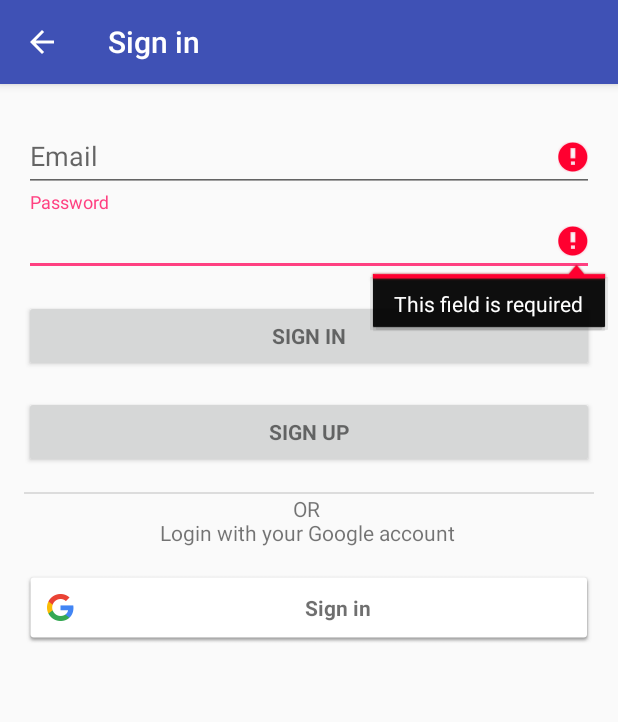
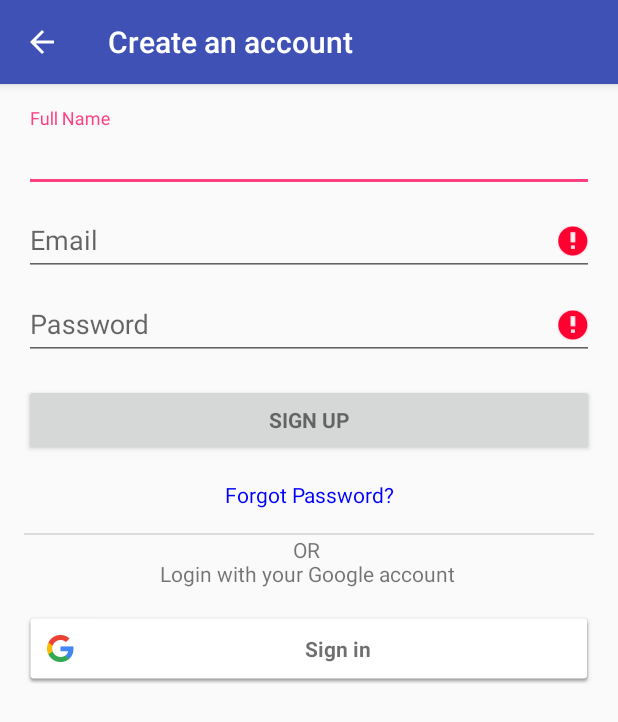
Before and after one commit to qasimdm/aaamobile, an Android app: the LoginActivity screen opened directly, with no data from a screen before it, after a tap on "SIGN UP", on a phone screen of 412 x 824 dp. Shown: the top 722 px of the screen. Run offline under Robolectric (Android 15) with nearby library versions, the phone set to English and light mode, and no system bars; our stand-ins replace Firebase (no records; nobody signed in at launch, a user with empty details on screens opened directly); 1 other tap on this screen came first.

Commit message:
forgot password, Orders for admin

```diff
--- a/app/build.gradle
+++ b/app/build.gradle
@@ -24,6 +24,7 @@ dependencies {
     testCompile 'junit:junit:4.12'
     // FirebaseUI Database only
     // FirebaseUI Auth only
+    //compile 'com.google.android.gms:play-services-wallet:9.8.0'
     compile 'com.android.support:appcompat-v7:25.0.0'
     compile 'com.android.support:design:25.0.0'
     compile 'com.android.support:support-v4:25.0.0'
@@ -34,7 +35,6 @@ dependencies {
     compile 'com.firebaseui:firebase-ui-auth:0.6.2'
     compile 'com.stripe:stripe-android:+'
     compile 'io.card:android-sdk:5.4.2'
-    //compile 'com.google.android.gms:play-services-wallet:9.8.0'
     compile 'com.paypal.sdk:paypal-android-sdk:2.15.1'
 }
 
@@ -43,4 +43,6 @@ dependencies {
 
 
 
+
+
 apply plugin: 'com.google.gms.google-services'
--- a/app/src/main/java/app15/aaamobile/model/User.java
+++ b/app/src/main/java/app15/aaamobile/model/User.java
@@ -57,4 +57,7 @@ public class User {
     public boolean isAdmin() {
         return isAdmin;
     }
+    public void setAdmin(boolean admin) {
+        isAdmin = admin;
+    }
 }
--- a/app/src/main/java/app15/aaamobile/view/LoginActivity.java
+++ b/app/src/main/java/app15/aaamobile/view/LoginActivity.java
@@ -8,6 +8,9 @@ import android.animation.AnimatorListenerAdapter;
 import android.annotation.TargetApi;
 import android.content.Intent;
 import android.support.annotation.NonNull;
+import android.support.v4.app.DialogFragment;
+import android.support.v4.app.FragmentManager;
+import android.support.v7.app.ActionBar;
 import android.support.v7.app.AppCompatActivity;
 import android.os.AsyncTask;
 import android.os.Build;
@@ -50,16 +53,19 @@ public class LoginActivity extends AppCompatActivity implements GoogleApiClient.
 
     // UI references.
     private AutoCompleteTextView mEmailView;
-    private EditText mPasswordView;
+    private EditText mFullName, mPasswordView;
     private View mProgressView;
     private View mLoginFormView;
     private Button mEmailSignInButton, mSignUpButton;
+    private TextView mForgotPassword;
 
     private GoogleApiClient mGoogleApiClient;
     // Firebase instance variables
     private FirebaseAuth mFirebaseAuth;
     //Database handler
     private DatabaseController databaseController;
+    private boolean signUpClicked = false;
+    private FragmentManager fragmentManager;
 
 
     @Override
@@ -68,11 +74,15 @@ public class LoginActivity extends AppCompatActivity implements GoogleApiClient.
         setContentView(R.layout.activity_login);
         setupActionBar();
 
+        fragmentManager = getSupportFragmentManager();
         //getting UI references
         mLoginFormView = findViewById(R.id.login_form);
         mProgressView = findViewById(R.id.login_progress);
+        mFullName = (EditText) findViewById(R.id.full_name);
         mEmailView = (AutoCompleteTextView) findViewById(R.id.email);
         mPasswordView = (EditText) findViewById(R.id.password);
+        mForgotPassword = (TextView) findViewById(R.id.forgot_password);
+
         mEmailSignInButton = (Button) findViewById(R.id.email_sign_in_button);
         com.google.android.gms.common.SignInButton gmailSignInButton = (com.google.android.gms.common.SignInButton) findViewById(R.id.gmail_sign_in_button);
         mSignUpButton = (Button) findViewById(R.id.sign_up_button);
@@ -82,6 +92,14 @@ public class LoginActivity extends AppCompatActivity implements GoogleApiClient.
         initDatabaseController();
         setupGoogleApiClient();
 
+        mForgotPassword.setOnClickListener(new OnClickListener() {
+            @Override
+            public void onClick(View view) {
+                ForgotPasswordFragment forgotPasswordFragment = new ForgotPasswordFragment();
+                forgotPasswordFragment.setStyle(DialogFragment.STYLE_NORMAL, R.style.CustomDialog);
+                forgotPasswordFragment.show(fragmentManager, "forgot");
+            }
+        });
         mPasswordView.setOnEditorActionListener(new TextView.OnEditorActionListener() {
             @Override
             public boolean onEditorAction(TextView textView, int id, KeyEvent keyEvent) {
@@ -108,7 +126,19 @@ public class LoginActivity extends AppCompatActivity implements GoogleApiClient.
         mSignUpButton.setOnClickListener(new OnClickListener() {
             @Override
             public void onClick(View view) {
-                createAccount(mEmailView.getText().toString(), mPasswordView.getText().toString());
+                if (signUpClicked) {    //if sign up button has already been clicked once
+                    createAccount(mEmailView.getText().toString(), mPasswordView.getText().toString());
+                }
+                else{
+                    signUpClicked = true;
+                    setTitle("Create an account");
+                    mEmailSignInButton.setVisibility(View.GONE);
+                    mFullName.setVisibility(View.VISIBLE);
+                    View focusView = mFullName;
+                    focusView.requestFocus();
+
+
+                }
             }
         });
 
@@ -216,9 +246,13 @@ public class LoginActivity extends AppCompatActivity implements GoogleApiClient.
         String email = mFirebaseAuth.getCurrentUser().getEmail();
         String name = mFirebaseAuth.getCurrentUser().getDisplayName();
         if (name == null) {
-            name = "";
+            name = mFullName.getText().toString();
         }
         databaseController.writeUserData(uid, email, name, password, false);
+    }
+    private void setTitle(String title){
+        ActionBar actionBar = getSupportActionBar();
+        actionBar.setTitle(title);
     }
 
     // Set up the {@link android.app.ActionBar}, if the API is available.
@@ -234,28 +268,38 @@ public class LoginActivity extends AppCompatActivity implements GoogleApiClient.
         boolean valid = true;
         View focusView = null;
 
+        String fullName = mFullName.getText().toString();
         String email = mEmailView.getText().toString();
         String password = mPasswordView.getText().toString();
 
         // Reset errors.
+        mFullName.setError(null);
         mEmailView.setError(null);
         mPasswordView.setError(null);
+        //Password field is neither empty and valid
+        if (TextUtils.isEmpty(password) || !isPasswordValid(password)) {
+            mPasswordView.setError(getString(R.string.error_field_required));
+            focusView = mPasswordView;
+            valid = false;
+        }
         //Validate the entered email, if user entered one
         if (TextUtils.isEmpty(email)) {
             mEmailView.setError(getString(R.string.error_field_required));
             focusView = mEmailView;
             valid = false;
-        } else if (!isEmailValid(email)) {
-            mEmailView.setError(getString(R.string.error_invalid_email));
-            focusView = mEmailView;
-            valid = false;
+        }else {
+            if (!isEmailValid(email)) {
+                mEmailView.setError(getString(R.string.error_invalid_email));
+                focusView = mEmailView;
+                valid = false;
+            }
         }
-
-        //Password field is neither empty and valid
-        if (TextUtils.isEmpty(password) || !isPasswordValid(password)) {
-            mPasswordView.setError(getString(R.string.error_field_required));
-            focusView = mPasswordView;
-            valid = false;
+        if (signUpClicked) {
+            if (TextUtils.isEmpty(fullName)) {
+                mFullName.setError(getString(R.string.error_field_required));
+                focusView = mFullName;
+                valid = false;
+            }
         }
         if (!valid) {
             focusView.requestFocus();
--- a/app/src/main/res/layout/activity_login.xml
+++ b/app/src/main/res/layout/activity_login.xml
@@ -34,6 +34,22 @@
                 android:layout_width="match_parent"
                 android:layout_height="wrap_content">
 
+                <EditText
+                    android:id="@+id/full_name"
+                    android:layout_width="match_parent"
+                    android:layout_height="wrap_content"
+                    android:hint="@string/prompt_name"
+                    android:inputType="text"
+                    android:maxLines="1"
+                    android:visibility="gone"
+                    android:singleLine="true" />
+
+            </android.support.design.widget.TextInputLayout>
+
+            <android.support.design.widget.TextInputLayout
+                android:layout_width="match_parent"
+                android:layout_height="wrap_content">
+
                 <AutoCompleteTextView
                     android:id="@+id/email"
                     android:layout_width="match_parent"
@@ -62,12 +78,17 @@
                     android:singleLine="true" />
 
             </android.support.design.widget.TextInputLayout>
-
+            <LinearLayout
+                android:weightSum="1.0"
+                android:orientation="horizontal"
+                android:layout_width="match_parent"
+                android:layout_height="wrap_content">
             <Button
                 android:id="@+id/email_sign_in_button"
                 style="?android:textAppearanceSmall"
                 android:layout_width="match_parent"
                 android:layout_height="wrap_content"
+                android:layout_weight="0.5"
                 android:layout_marginTop="@dimen/activity_vertical_margin"
                 android:text="@string/action_sign_in"
                 android:textStyle="bold" />
@@ -76,9 +97,23 @@
                 style="?android:textAppearanceSmall"
                 android:layout_width="match_parent"
                 android:layout_height="wrap_content"
+                android:layout_weight="0.5"
                 android:layout_marginTop="@dimen/activity_vertical_margin"
                 android:text="@string/action_sign_up"
                 android:textStyle="bold" />
+            </LinearLayout>
+
+            <TextView
+                android:id="@+id/forgot_password"
+                android:layout_width="match_parent"
+                android:layout_height="wrap_content"
+                android:layout_marginTop="@dimen/activity_vertical_margin"
+                android:textAlignment="center"
+                android:clickable="true"
+                android:text="@string/action_forgot_password"
+                android:textColor="@color/blue"
+                />
+
             <View style="@style/Divider"/>
             <TextView
                 android:text="OR \nLogin with your Google account "
--- a/app/src/main/res/values/dimens.xml
+++ b/app/src/main/res/values/dimens.xml
@@ -9,5 +9,6 @@
     <dimen name="common_padding">5dp</dimen>
     <dimen name="padding_margin">16dp</dimen>
     <dimen name="header_text_size">16sp</dimen>
+    <dimen name="title_text_size">24sp</dimen>
     <dimen name="product_list_header_text_size">14sp</dimen>
 </resources>
--- a/app/src/main/res/values/strings.xml
+++ b/app/src/main/res/values/strings.xml
@@ -62,9 +62,10 @@
     <string name="action_pay">Pay</string>
 
     <!-- Strings related to login and edit profile -->
-    <string name="prompt_name">Name</string>
+    <string name="prompt_name">Full Name</string>
     <string name="prompt_email">Email</string>
     <string name="prompt_password">Password</string>
+    <string name="action_forgot_password">Forgot Password?</string>
     <string name="prompt_current_password">Current Password</string>
     <string name="prompt_new_password">New Password</string>
     <string name="action_sign_in">Sign in</string>
@@ -72,6 +73,7 @@
     <string name="action_sign_up">Sign Up</string>
     <string name="action_save_changes">Save Changes</string>
     <string name="action_cancel">Cancel</string>
+    <string name="action_send_password_email">Send</string>
     <string name="error_invalid_email">This email address is invalid</string>
     <string name="error_invalid_password">This password is too short</string>
     <string name="error_incorrect_password">This password is incorrect</string>
```
Also changed, not shown: app/src/main/java/app15/aaamobile/view/ForgotPasswordFragment.java (added, +56 -0 lines), app/src/main/java/app15/aaamobile/view/MainActivity.java (+18 -5 lines), app/src/main/java/app15/aaamobile/view/OrdersFragment.java (added, +32 -0 lines), app/src/main/res/layout/fragment_forgot_password.xml (added, +41 -0 lines), app/src/main/res/layout/fragment_orders.xml (added, +13 -0 lines).
